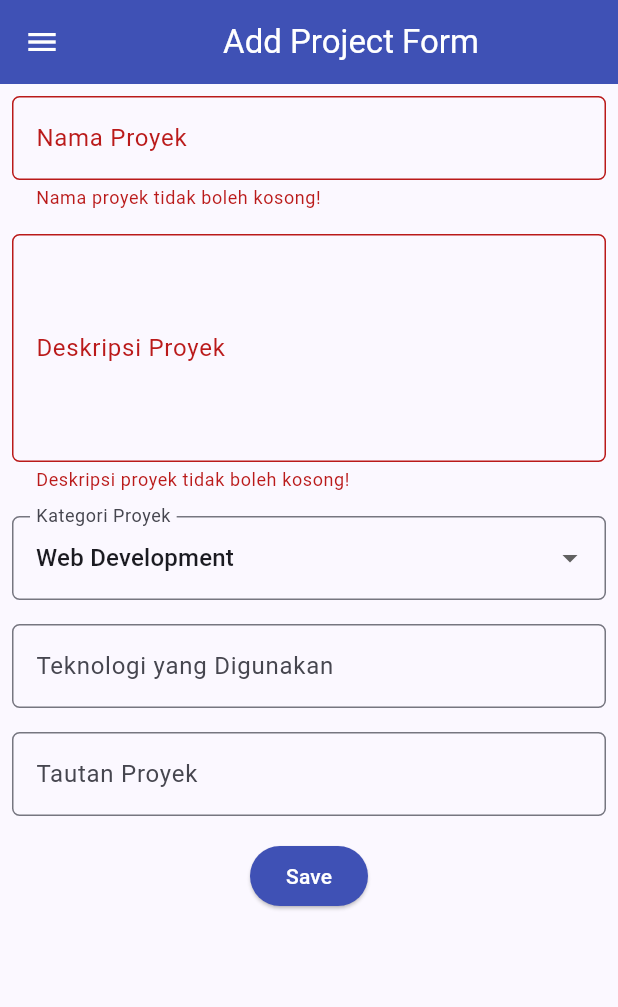
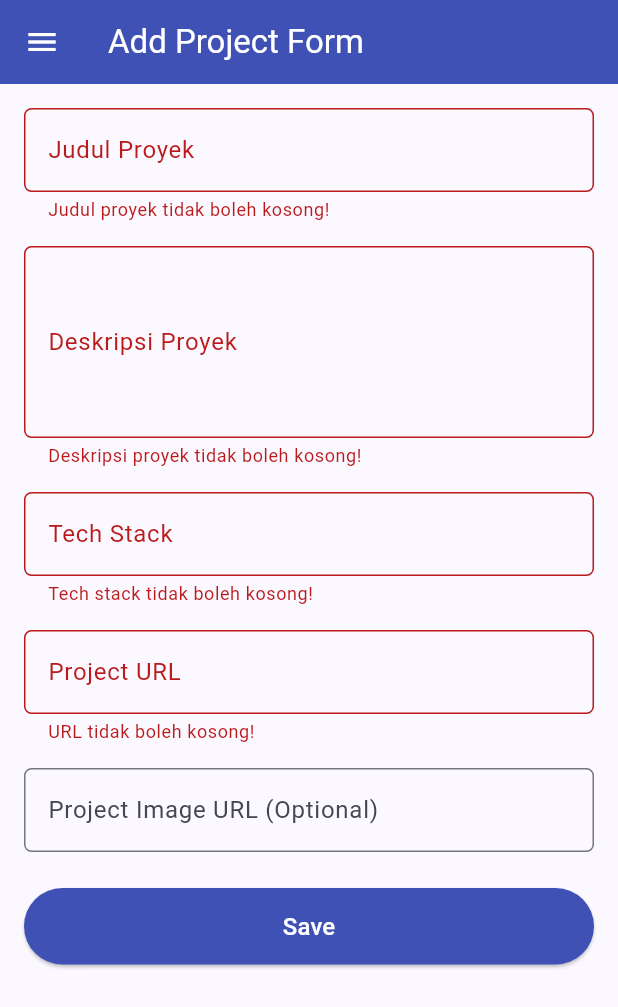
Before and after one commit to RedStone576/pbp_flutter, a Flutter app: the ProjectFormPage screen opened directly, after a tap on "Save", on a phone screen of 412 x 824 dp. Shown: the top 1007 px of the screen. Run offline on Flutter 3.47's test engine with Material 3 defaults, Android fonts, the phone set to English and light mode, and no system bars; generated files the repository leaves out were written again.

Commit message:
feat: project creation form

```diff
--- a/lib/screens/project_form.dart
+++ b/lib/screens/project_form.dart
@@ -1,5 +1,10 @@
 import 'package:flutter/material.dart';
+import 'package:pbp_flutter/models/project.dart';
+import 'package:pbp_flutter/services/api_client.dart';
+import 'package:pbp_flutter/services/auth_state.dart';
+import 'package:pbp_flutter/widgets/auth_guard.dart';
 import 'package:pbp_flutter/widgets/left_drawer.dart';
+import 'package:provider/provider.dart';
 
 class ProjectFormPage extends StatefulWidget {
   const ProjectFormPage({super.key});
@@ -10,24 +15,149 @@ class ProjectFormPage extends StatefulWidget {
 
 class _ProjectFormPageState extends State<ProjectFormPage> {
   final _formKey = GlobalKey<FormState>();
-  String _projectName = "";
-  String _description = "";
-  String _category = "Web Development"; // default
-  String _technologies = "";
-  String _projectLink = "";
-  final List<String> _categories = [
-    'Web Development',
-    'Mobile Development',
-    'Machine Learning',
-    'Data Science',
-    'Other',
-  ];
+  String _title = '';
+  String _description = '';
+  String _techStack = '';
+  String _projectUrl = '';
+  String _projectImageUrl = '';
+  bool _isSubmitting = false;
+
+  String? _validateUrl(String? value, {bool required = true}) {
+    if (value == null || value.trim().isEmpty) {
+      if (required) {
+        return 'URL tidak boleh kosong!';
+      }
+      return null;
+    }
+    final uri = Uri.tryParse(value.trim());
+    if (uri == null ||
+        !uri.hasScheme ||
+        !uri.hasAuthority ||
+        !(uri.scheme == 'http' || uri.scheme == 'https')) {
+      return 'Masukkan format URL yang valid (contoh: https://example.com)!';
+    }
+    return null;
+  }
+
+  Future<void> _submit() async {
+    if (!_formKey.currentState!.validate()) return;
+
+    final allowed = await ensureLoggedIn(context);
+    if (!allowed || !mounted) return;
+
+    final authState = context.read<AuthState>();
+    final token = authState.token;
+    if (token == null) {
+      ScaffoldMessenger.of(context)
+        ..hideCurrentSnackBar()
+        ..showSnackBar(
+          const SnackBar(content: Text('Anda belum login.')),
+        );
+      return;
+    }
+
+    setState(() {
+      _isSubmitting = true;
+    });
+
+    final newProject = Project(
+      title: _title.trim(),
+      description: _description.trim(),
+      techStack: _techStack.trim(),
+      projectUrl: _projectUrl.trim(),
+      projectImageUrl: _projectImageUrl.trim(),
+    );
+
+    try {
+      final created = await context.read<ApiClient>().createProject(
+            newProject,
+            token: token,
+          );
+
+      if (!mounted) return;
+
+      showDialog(
+        context: context,
+        builder: (dialogContext) {
+          return AlertDialog(
+            title: const Text('Proyek berhasil ditambahkan!'),
+            content: SingleChildScrollView(
+              child: Column(
+                crossAxisAlignment: CrossAxisAlignment.start,
+                mainAxisSize: MainAxisSize.min,
+                children: [
+                  Text('Judul Proyek: ${created.title}'),
+                  const SizedBox(height: 4),
+                  Text('Deskripsi: ${created.description}'),
+                  const SizedBox(height: 4),
+                  Text('Tech Stack: ${created.techStack}'),
+                  const SizedBox(height: 4),
+                  Text('URL Proyek: ${created.projectUrl}'),
+                  if (created.projectImageUrl.isNotEmpty) ...[
+                    const SizedBox(height: 4),
+                    Text('URL Gambar: ${created.projectImageUrl}'),
+                  ],
+                ],
+              ),
+            ),
+            actions: [
+              TextButton(
+                child: const Text('OK'),
+                onPressed: () {
+                  Navigator.pop(dialogContext);
+                  _formKey.currentState?.reset();
+                  Navigator.pop(context, true);
+                },
+              ),
+            ],
+          );
+        },
+      );
+    } on ApiException catch (e) {
+      if (!mounted) return;
+      if (e.statusCode == 401) {
+        await authState.logout();
+        if (!mounted) return;
+        ScaffoldMessenger.of(context)
+          ..hideCurrentSnackBar()
+          ..showSnackBar(
+            const SnackBar(
+              content: Text('Sesi telah berakhir. Silakan login kembali.'),
+            ),
+          );
+        await ensureLoggedIn(context);
+      } else {
+        ScaffoldMessenger.of(context)
+          ..hideCurrentSnackBar()
+          ..showSnackBar(
+            SnackBar(
+              content: Text(
+                'Gagal menambahkan proyek (${e.statusCode}): ${e.message}',
+              ),
+            ),
+          );
+      }
+    } catch (e) {
+      if (!mounted) return;
+      ScaffoldMessenger.of(context)
+        ..hideCurrentSnackBar()
+        ..showSnackBar(
+          SnackBar(content: Text('Terjadi kesalahan: $e')),
+        );
+    } finally {
+      if (mounted) {
+        setState(() {
+          _isSubmitting = false;
+        });
+      }
+    }
+  }
 
   @override
   Widget build(BuildContext context) {
     return Scaffold(
       appBar: AppBar(
-        title: const Center(child: Text('Add Project Form')),
+        title: const Text('Add Project Form'),
         backgroundColor: Colors.indigo,
         foregroundColor: Colors.white,
       ),
@@ -35,172 +165,128 @@ class _ProjectFormPageState extends State<ProjectFormPage> {
       body: Form(
         key: _formKey,
         child: SingleChildScrollView(
+          padding: const EdgeInsets.all(16.0),
           child: Column(
-            crossAxisAlignment: CrossAxisAlignment.start,
+            crossAxisAlignment: CrossAxisAlignment.stretch,
             children: [
-              // === Project Name ===
-              Padding(
-                padding: const EdgeInsets.all(8.0),
-                child: TextFormField(
+              // === Title ===
+              TextFormField(
                 decoration: InputDecoration(
-                    hintText: "Nama Proyek",
-                    labelText: "Nama Proyek",
+                  hintText: 'Judul Proyek',
+                  labelText: 'Judul Proyek',
                   border: OutlineInputBorder(
                     borderRadius: BorderRadius.circular(5.0),
                   ),
                 ),
                 onChanged: (String? value) {
-                    setState(() {
-                      _projectName = value!;
-                    });
+                  _title = value ?? '';
                 },
                 validator: (String? value) {
                   if (value == null || value.trim().isEmpty) {
-                      return "Nama proyek tidak boleh kosong!";
+                    return 'Judul proyek tidak boleh kosong!';
                   }
                   return null;
                 },
               ),
-              ),
+              const SizedBox(height: 16),
 
               // === Description ===
-              Padding(
-                padding: const EdgeInsets.all(8.0),
-                child: TextFormField(
-                  maxLines: 5,
+              TextFormField(
+                maxLines: 4,
                 decoration: InputDecoration(
-                    hintText: "Deskripsi Proyek",
-                    labelText: "Deskripsi Proyek",
+                  hintText: 'Deskripsi Proyek',
+                  labelText: 'Deskripsi Proyek',
                   border: OutlineInputBorder(
                     borderRadius: BorderRadius.circular(5.0),
                   ),
                 ),
                 onChanged: (String? value) {
-                    setState(() {
-                      _description = value!;
-                    });
+                  _description = value ?? '';
                 },
                 validator: (String? value) {
                   if (value == null || value.trim().isEmpty) {
-                      return "Deskripsi proyek tidak boleh kosong!";
+                    return 'Deskripsi proyek tidak boleh kosong!';
                   }
                   return null;
                 },
               ),
-              ),
+              const SizedBox(height: 16),
 
-              // === Category ===
-              Padding(
-                padding: const EdgeInsets.all(8.0),
-                child: DropdownButtonFormField<String>(
+              // === Tech Stack ===
+              TextFormField(
                 decoration: InputDecoration(
-                    labelText: "Kategori Proyek",
-                    border: OutlineInputBorder(
-                      borderRadius: BorderRadius.circular(5.0),
-                    ),
-                  ),
-                  initialValue: _category,
-                  items: _categories
-                      .map(
-                        (category) => DropdownMenuItem(
-                          value: category,
-                          child: Text(category),
-                        ),
-                      )
-                      .toList(),
-                  onChanged: (String? newValue) {
-                    setState(() {
-                      _category = newValue!;
-                    });
-                  },
-                ),
-              ),
-
-              // === Technologies ===
-              Padding(
-                padding: const EdgeInsets.all(8.0),
-                child: TextFormField(
-                  decoration: InputDecoration(
-                    hintText: "Contoh: Flutter, Django, Figma",
-                    labelText: "Teknologi yang Digunakan",
+                  hintText: 'Contoh: Flutter, Django, PostgreSQL',
+                  labelText: 'Tech Stack',
                   border: OutlineInputBorder(
                     borderRadius: BorderRadius.circular(5.0),
                   ),
                 ),
                 onChanged: (String? value) {
-                    setState(() {
-                      _technologies = value!;
-                    });
+                  _techStack = value ?? '';
+                },
+                validator: (String? value) {
+                  if (value == null || value.trim().isEmpty) {
+                    return 'Tech stack tidak boleh kosong!';
+                  }
+                  return null;
                 },
               ),
-              ),
+              const SizedBox(height: 16),
 
-              // === Project Link ===
-              Padding(
-                padding: const EdgeInsets.all(8.0),
-                child: TextFormField(
+              // === Project URL ===
+              TextFormField(
                 decoration: InputDecoration(
-                    hintText: "URL Proyek (opsional)",
-                    labelText: "Tautan Proyek",
+                  hintText: 'https://github.com/username/project',
+                  labelText: 'Project URL',
                   border: OutlineInputBorder(
                     borderRadius: BorderRadius.circular(5.0),
                   ),
                 ),
+                keyboardType: TextInputType.url,
                 onChanged: (String? value) {
-                    setState(() {
-                      _projectLink = value!;
-                    });
+                  _projectUrl = value ?? '';
                 },
+                validator: (value) => _validateUrl(value, required: true),
+              ),
+              const SizedBox(height: 16),
+
+              // === Project Image URL (Optional) ===
+              TextFormField(
+                decoration: InputDecoration(
+                  hintText: 'https://example.com/image.png (Opsional)',
+                  labelText: 'Project Image URL (Optional)',
+                  border: OutlineInputBorder(
+                    borderRadius: BorderRadius.circular(5.0),
                   ),
                 ),
+                keyboardType: TextInputType.url,
+                onChanged: (String? value) {
+                  _projectImageUrl = value ?? '';
+                },
+                validator: (value) => _validateUrl(value, required: false),
+              ),
+              const SizedBox(height: 24),
 
               // === Tombol Simpan ===
-              Align(
-                alignment: Alignment.bottomCenter,
-                child: Padding(
-                  padding: const EdgeInsets.all(8.0),
-                  child: ElevatedButton(
-                    style: ButtonStyle(
-                      backgroundColor: WidgetStateProperty.all(Colors.indigo),
+              ElevatedButton(
+                style: ElevatedButton.styleFrom(
+                  backgroundColor: Colors.indigo,
+                  foregroundColor: Colors.white,
+                  padding: const EdgeInsets.symmetric(vertical: 14),
                 ),
-                    onPressed: () {
-                      if (_formKey.currentState!.validate()) {
-                        showDialog(
-                          context: context,
-                          builder: (context) {
-                            return AlertDialog(
-                              title: const Text('Proyek berhasil ditambahkan!'),
-                              content: SingleChildScrollView(
-                                child: Column(
-                                  crossAxisAlignment: CrossAxisAlignment.start,
-                                  children: [
-                                    Text('Nama Proyek: $_projectName'),
-                                    Text('Deskripsi: $_description'),
-                                    Text('Kategori: $_category'),
-                                    Text('Teknologi: $_technologies'),
-                                    Text('Tautan: $_projectLink'),
-                                  ],
+                onPressed: _isSubmitting ? null : _submit,
+                child: _isSubmitting
+                    ? const SizedBox(
+                        height: 20,
+                        width: 20,
+                        child: CircularProgressIndicator(
+                          strokeWidth: 2,
+                          color: Colors.white,
                         ),
-                              ),
-                              actions: [
-                                TextButton(
-                                  child: const Text('OK'),
-                                  onPressed: () {
-                                    Navigator.pop(context);
-                                    _formKey.currentState!.reset();
-                                  },
-                                ),
-                              ],
-                            );
-                          },
-                        );
-                      }
-                    },
-                    child: const Text(
-                      "Save",
-                      style: TextStyle(color: Colors.white),
-                    ),
-                  ),
+                      )
+                    : const Text(
+                        'Save',
+                        style: TextStyle(color: Colors.white, fontSize: 16),
                       ),
               ),
             ],
```
Lines whose indentation alone changed are shown as unchanged.
